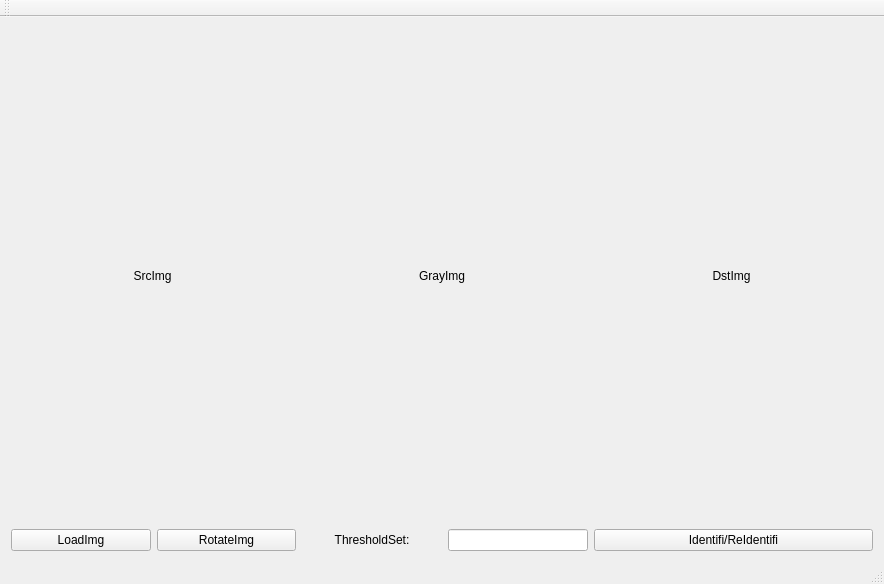
This is LaserLine/LaserLine/LaserLine.ui in itwhy1994/LaserLine as Qt 5 draws it before an edit. The edited form follows.
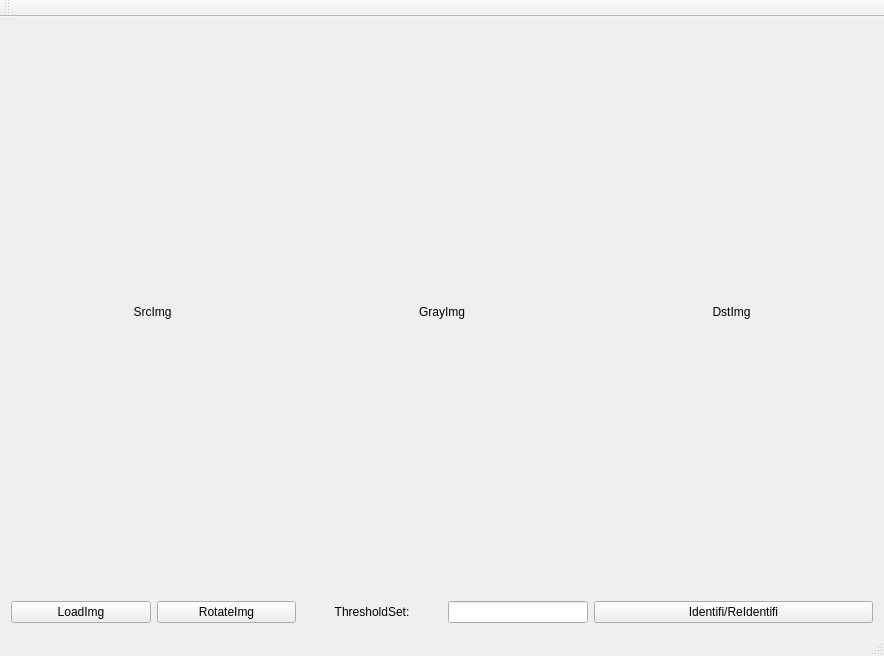
This is the edited form.

Commit message: Mod:Excection Function

```diff
--- a/LaserLine/LaserLine/LaserLine.ui
+++ b/LaserLine/LaserLine/LaserLine.ui
@@ -7,7 +7,7 @@
     <x>0</x>
     <y>0</y>
     <width>884</width>
-    <height>584</height>
+    <height>656</height>
    </rect>
   </property>
   <property name="windowTitle">
@@ -17,6 +17,9 @@
    <layout class="QVBoxLayout" name="verticalLayout_2">
     <item>
      <layout class="QHBoxLayout" name="horizontalLayout" stretch="1,1,1">
+      <property name="sizeConstraint">
+       <enum>QLayout::SetNoConstraint</enum>
+      </property>
       <item>
        <widget class="QLabel" name="label_SrcImg">
         <property name="text">
```
The commit also changes 2 other files.
